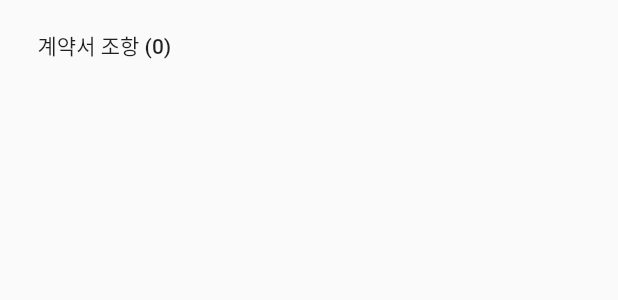
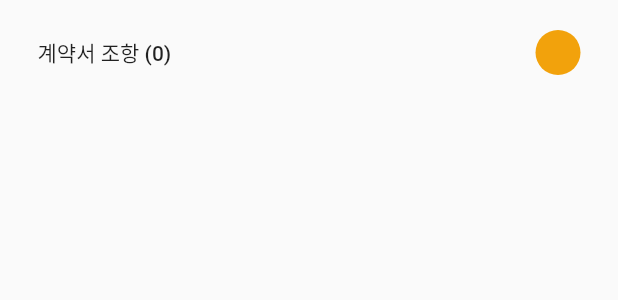
Before and after one commit to lRuRl/idea-concert, a Flutter app: what contractDetail() shows on an empty page, opened directly with sample values from the repository, on a phone screen of 412 x 824 dp. Shown: the top 300 px of the screen. Run offline on Flutter 3.47's test engine with Material 2 defaults, Android fonts, the phone set to English and light mode, and no system bars; our stand-ins replace flutter_feather_icons, flutter_form_builder, google_fonts, image_picker; missing offline and left inert: flutter_pdfview; network calls fail.

Commit message:
check button

```diff
--- a/iruri/lib/pages/state/fill_contract.dart
+++ b/iruri/lib/pages/state/fill_contract.dart
@@ -92,6 +92,7 @@ class _FillContractPageState extends State<FillContractPage> {
                         padding:
                             EdgeInsets.symmetric(horizontal: 15, vertical: 10),
                         child: saveContractButton(context)),
+
                   ]),
             )));
   }
--- a/iruri/lib/pages/state/state_utils.dart
+++ b/iruri/lib/pages/state/state_utils.dart
@@ -4,17 +4,13 @@ import 'package:iruri/provider.dart';
 import 'package:flutter_pdfview/flutter_pdfview.dart';
 import 'package:path_provider/path_provider.dart';
 import 'package:iruri/pages/home/project_detail_components.dart';
+import 'package:iruri/components/palette.dart';
 
-import 'package:flutter_pdfview/flutter_pdfview.dart';
-import 'package:path_provider/path_provider.dart';
 import 'dart:async';
 import 'dart:io';
 
 import 'package:flutter/foundation.dart';
-import 'package:flutter/material.dart';
 import 'package:flutter/services.dart';
-import 'package:path_provider/path_provider.dart';
-import 'package:flutter_pdfview/flutter_pdfview.dart';
 
 // article
 import 'package:iruri/model/article.dart';
@@ -477,17 +473,41 @@ Widget contractTitle(BuildContext context) {
       ]));
 }
 
-Widget contractDetail(BuildContext context, Article data, int index) {
+Widget contractDetail(
+    BuildContext context, Article data, int index, bool _value) {
   return Container(
       padding: EdgeInsets.symmetric(horizontal: 15, vertical: 10),
       width: MediaQuery.of(context).size.width * 1,
       child: Column(crossAxisAlignment: CrossAxisAlignment.start, children: [
         Padding(
-          padding: const EdgeInsets.all(10.0),
-          child: Text("계약서 조항 ($index)",
-              style: TextStyle(fontWeight: FontWeight.w500),
-              textAlign: TextAlign.left),
-        )
+            padding: const EdgeInsets.all(10.0),
+            child: Row(
+                mainAxisAlignment: MainAxisAlignment.spaceBetween,
+                children: [
+                  Text("계약서 조항 ($index)",
+                      style: TextStyle(fontWeight: FontWeight.w500),
+                      textAlign: TextAlign.left),
+                  InkWell(
+                    child: Container(
+                      decoration: BoxDecoration(
+                          shape: BoxShape.circle, color: themeLightOrange),
+                      child: Padding(
+                        padding: const EdgeInsets.all(10.0),
+                        child: _value
+                            ? Icon(
+                                Icons.check,
+                                size: 10.0,
+                                color: Colors.white,
+                              )
+                            : Icon(
+                                Icons.check_box_outline_blank,
+                                size: 10.0,
+                                color: themeLightOrange,
+                              ),
+                      ),
+                    ),
+                  )
+                ]))
       ]));
 }
 
@@ -510,7 +530,7 @@ Widget customPDFViewer(BuildContext context, String pathPDF) {
 Widget eachContract(
     BuildContext context, String pathPDF, Article data, int index) {
   return Column(children: [
-    contractDetail(context, data, index),
+    contractDetail(context, data, index, true),
     customPDFViewer(context, pathPDF)
   ]);
 }
```
